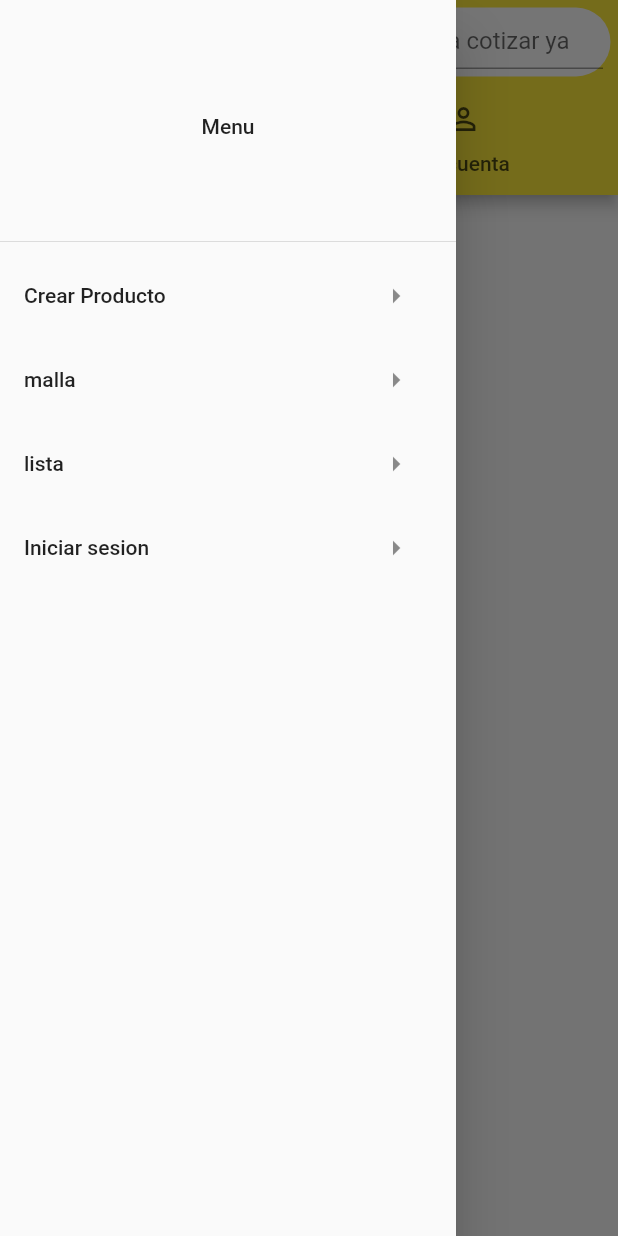
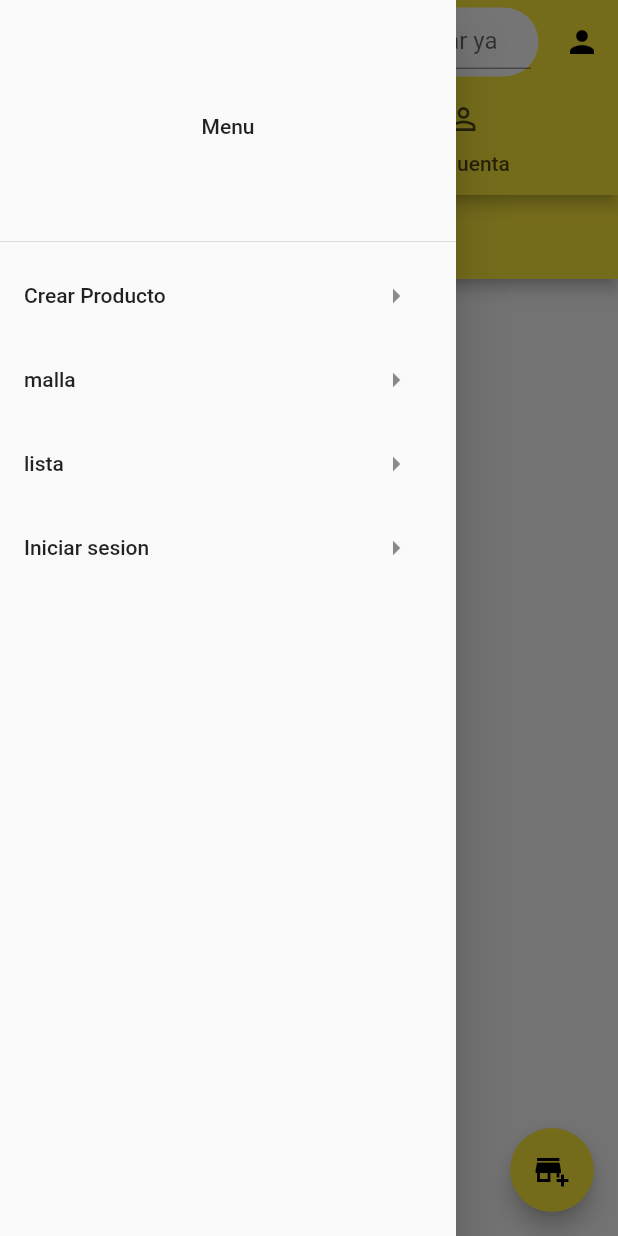
Before and after one commit to josezeballos/mi_catalogo_w, a Flutter app: the screen it shows after launch, with the side drawer open, on a phone screen of 412 x 824 dp. Run offline on Flutter 3.47's test engine with Material 2 defaults, Android fonts, the phone set to English and light mode, and no system bars; our stand-ins replace firebase_auth, firebase_core, firebase_database, firebase_storage, flutter_secure_storage, image_picker; accounts and stored records are empty.

Commit message:
malla arrastrada a home, diseño de home actualizado y logo añadido

```diff
--- a/lib/vistas/home_vista.dart
+++ b/lib/vistas/home_vista.dart
@@ -2,7 +2,10 @@ import 'package:flutter/material.dart';
 import 'package:flutter_secure_storage/flutter_secure_storage.dart';
 import 'package:mi_catalogo_w/vistas/usuarios/iniciar_con_telefono_vista.dart';
 import 'package:mi_catalogo_w/vistas/usuarios/usuario_vista.dart';
+import 'package:mi_catalogo_w/vistas/widgets/buscador_widget.dart';
 import 'package:mi_catalogo_w/vistas/widgets/menu_widget.dart';
+
+import 'malla_vista.dart';
 
 class HomeVista extends StatefulWidget {
   const HomeVista({Key? key}) : super(key: key);
@@ -20,21 +23,15 @@ class _HomeVistaState extends State<HomeVista> {
       length: 2,
       child: Scaffold(
           appBar: AppBar(
-            leading: const Icon(Icons.add_box),
+            leading: Image.asset('asset/logo.png', height: 300),
             actions: [
-              Container(
-                child: const TextField(
-                  decoration: InputDecoration(
-                      icon: const Icon(Icons.search),
-                      hintText: 'Buscar para cotizar ya'),
-                ),
-                margin: const EdgeInsets.all(5),
-                width: 230,
-                padding: const EdgeInsets.all(5),
-                decoration: BoxDecoration(
-                    color: Colors.white,
-                    borderRadius: BorderRadius.circular(50)),
-              )
+              BuscadorWidget(),
+              // IconButton(onPressed: (){}, icon: Icon(Icons.search)),
+              IconButton(onPressed: (){
+
+                Navigator.pushNamed(context, IniciarConTelefonoVista().routName);
+                }, icon: Icon(Icons.person)),
+
             ],
             bottom: const TabBar(
               tabs: [
@@ -49,6 +46,7 @@ class _HomeVistaState extends State<HomeVista> {
           drawer: const MenuWidget(),
           body: PageView(
             children: [
+              MallaVista(),
               Scaffold(
                   body: Center(
                 child: Text('Catalogo'),
--- a/lib/vistas/usuarios/iniciar_con_telefono_vista.dart
+++ b/lib/vistas/usuarios/iniciar_con_telefono_vista.dart
@@ -23,6 +23,9 @@ class _IniciarConTelefonoVistaState extends State<IniciarConTelefonoVista> {
   Widget build(BuildContext context) {
     final telefono = TextEditingController();
     return Scaffold(
+      appBar: AppBar(
+        title: Text('iniciar sesion'),
+      ),
         body: Center(
       child: Column(
         children: [
--- /dev/null
+++ b/lib/vistas/widgets/buscador_widget.dart
@@ -0,0 +1,22 @@
+import 'package:flutter/material.dart';
+
+class BuscadorWidget extends StatelessWidget {
+  const BuscadorWidget({Key? key}) : super(key: key);
+
+  @override
+  Widget build(BuildContext context) {
+    return Container(
+      child: const TextField(
+        decoration: InputDecoration(
+            icon: const Icon(Icons.search),
+            hintText: 'Buscar para cotizar ya'),
+      ),
+      margin: const EdgeInsets.all(5),
+      width: 230,
+      padding: const EdgeInsets.all(5),
+      decoration: BoxDecoration(
+          color: Colors.white,
+          borderRadius: BorderRadius.circular(50)),
+    );
+  }
+}
--- a/pubspec.yaml
+++ b/pubspec.yaml
@@ -64,9 +64,9 @@ flutter:
   uses-material-design: true
 
   # To add assets to your application, add an assets section, like this:
-  # assets:
-  #   - images/a_dot_burr.jpeg
-  #   - images/a_dot_ham.jpeg
+  assets:
+    - asset/logo.png
+
 
   # An image asset can refer to one or more resolution-specific "variants", see
   # https://flutter.dev/assets-and-images/#resolution-aware
```
Also changed, not shown: asset/logo.png (added).
